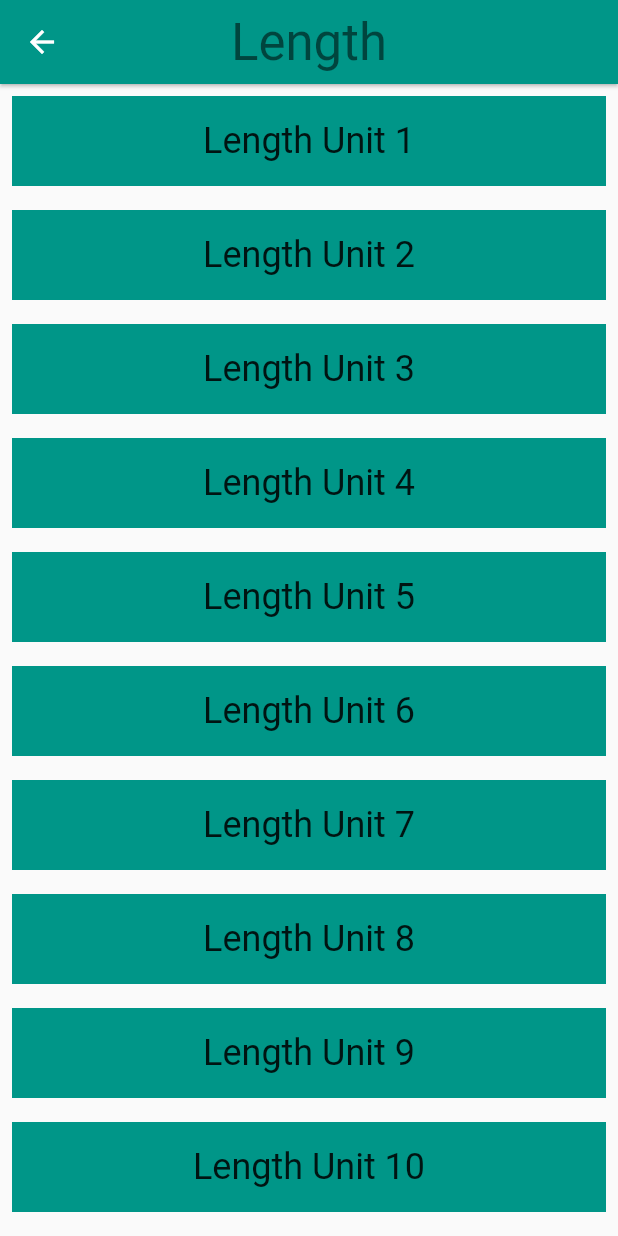
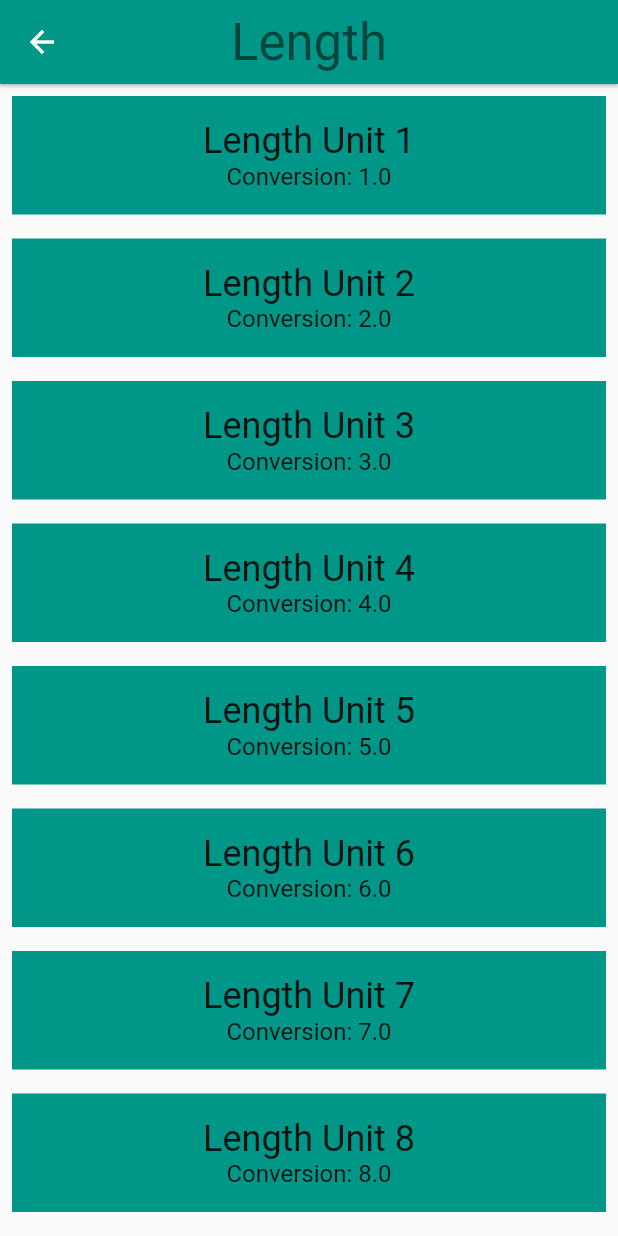
Before and after one commit to omrobbie/udacity-flutter, a Flutter app: the screen it shows after launch, after a tap on "Length", on a phone screen of 412 x 824 dp. Run offline on Flutter 3.47's test engine with Material 2 defaults, Android fonts, the phone set to English and light mode, and no system bars.

Commit message:
refactor: route class

```diff
--- a/05_stateful_widgets/lib/category_route.dart
+++ b/05_stateful_widgets/lib/category_route.dart
@@ -4,8 +4,15 @@ import 'unit.dart';
 
 final _backgroundColor = Colors.green[100];
 
-class CategoryRoute extends StatelessWidget {
+class CategoryRoute extends StatefulWidget {
   const CategoryRoute();
+
+  @override
+  _CategoryRouteState createState() => _CategoryRouteState();
+}
+
+class _CategoryRouteState extends State<CategoryRoute> {
+  final categories = <Category>[];
 
   static const _categoryNames = <String>[
     'Length',
@@ -29,7 +36,21 @@ class CategoryRoute extends StatelessWidget {
     Colors.red,
   ];
 
-  Widget _buildCategoryWidgets(List<Widget> categories) {
+  @override
+  void initState() {
+    super.initState();
+
+    for (var i = 0; i < _categoryNames.length; i++) {
+      categories.add(Category(
+        name: _categoryNames[i],
+        color: _baseColors[i],
+        icon: Icons.cake,
+        units: _retrieveUnitList(_categoryNames[i]),
+      ));
+    }
+  }
+
+  Widget _buildCategoryWidgets() {
     return ListView.builder(
       itemBuilder: (BuildContext context, int index) => categories[index],
       itemCount: categories.length,
@@ -49,21 +70,10 @@ class CategoryRoute extends StatelessWidget {
 
   @override
   Widget build(BuildContext context) {
-    final categories = <Category>[];
-
-    for (var i = 0; i < _categoryNames.length; i++) {
-      categories.add(Category(
-        name: _categoryNames[i],
-        color: _baseColors[i],
-        icon: Icons.cake,
-        units: _retrieveUnitList(_categoryNames[i]),
-      ));
-    }
-
     final listView = Container(
       color: _backgroundColor,
       padding: EdgeInsets.symmetric(horizontal: 8.0),
-      child: _buildCategoryWidgets(categories),
+      child: _buildCategoryWidgets(),
     );
 
     final appBar = AppBar(
--- a/05_stateful_widgets/lib/converter_route.dart
+++ b/05_stateful_widgets/lib/converter_route.dart
@@ -1,7 +1,7 @@
 import 'package:flutter/material.dart';
 import 'unit.dart';
 
-class ConverterRoute extends StatelessWidget {
+class ConverterRoute extends StatefulWidget {
   final String name;
   final Color color;
   final List<Unit> units;
@@ -15,10 +15,15 @@ class ConverterRoute extends StatelessWidget {
         assert(units != null);
 
   @override
+  _ConverterRouteState createState() => _ConverterRouteState();
+}
+
+class _ConverterRouteState extends State<ConverterRoute> {
+  @override
   Widget build(BuildContext context) {
-    final unitWidgets = units.map((Unit unit) {
+    final unitWidgets = widget.units.map((Unit unit) {
       return Container(
-        color: color,
+        color: widget.color,
         margin: EdgeInsets.all(8.0),
         padding: EdgeInsets.all(16.0),
         child: Column(
@@ -26,6 +31,10 @@ class ConverterRoute extends StatelessWidget {
             Text(
               unit.name,
               style: Theme.of(context).textTheme.headline,
+            ),
+            Text(
+              'Conversion: ${unit.conversion}',
+              style: Theme.of(context).textTheme.subhead,
             ),
           ],
         ),
```
